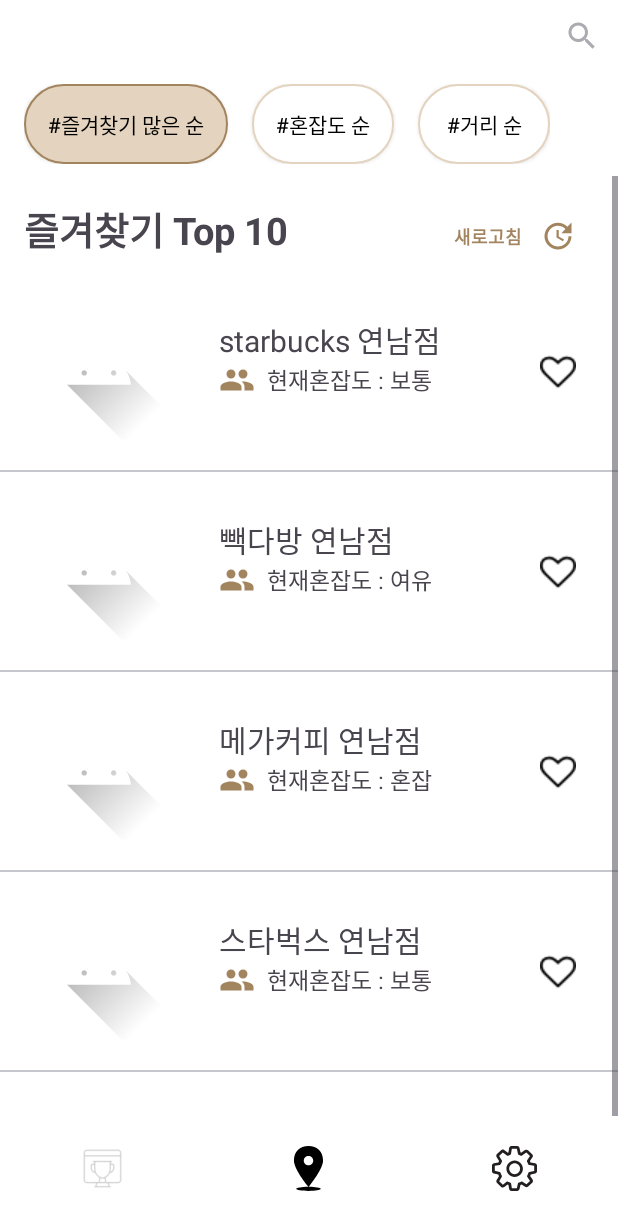
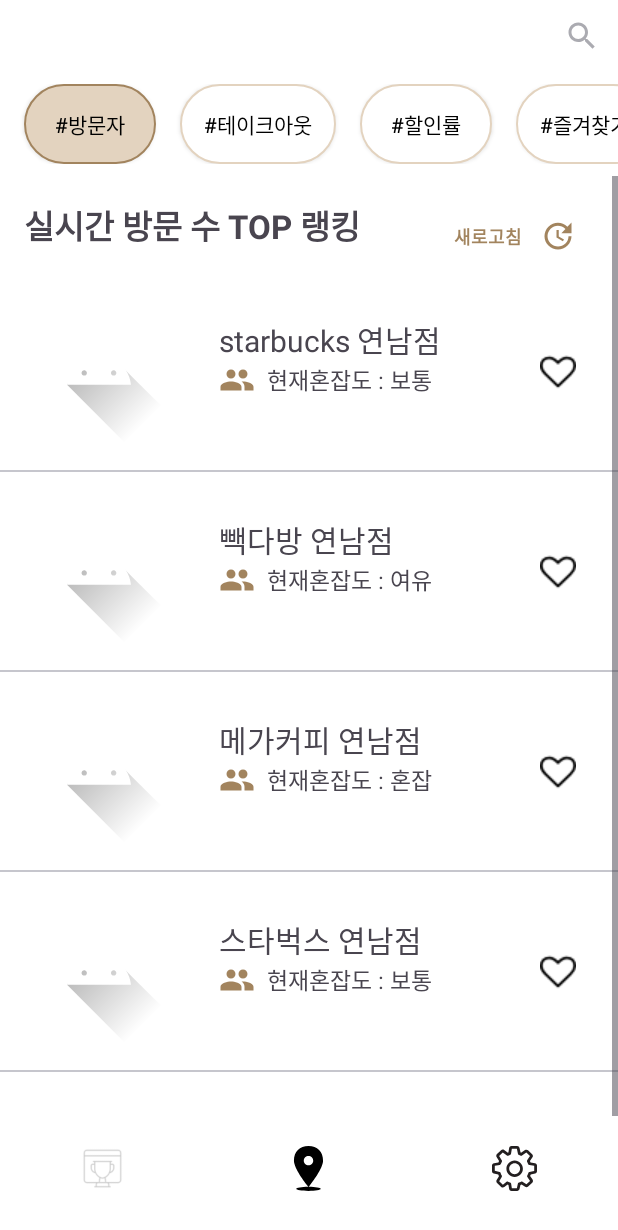
Before and after one commit to leeseoyoung0822/CalmCafeApp-Android, an Android app: the fragment RankFragment placed in its activity, on a phone screen of 412 x 824 dp. Shown: the top 1230 px of the screen. Run offline under Robolectric (Android 15) with nearby library versions, the phone set to English and light mode, and no system bars; libraries missing offline, so code that uses them is left out: com.naver.maps; 10 statements that could not run were skipped.

Commit message:
categoryUpdate

```diff
--- a/app/src/main/java/com/example/calmcafeapp/ui/RankFragment.kt
+++ b/app/src/main/java/com/example/calmcafeapp/ui/RankFragment.kt
@@ -42,24 +42,30 @@ class RankFragment : Fragment() {
         loadData1()
 
         setButtonSelected(binding.btn1)
-        binding.categoryTitle.text = "즐겨찾기 Top 10" // 초기 텍스트 설정
+        binding.categoryTitle.text = "실시간 방문 수 TOP 랭킹" // 초기 텍스트 설정
 
 
         binding.btn1.setOnClickListener{
             loadData1()
             setButtonSelected(binding.btn1)
-            binding.categoryTitle.text = "즐겨찾기 Top 10" // 초기 텍스트 설정  버튼1을 선택 상태로
+            binding.categoryTitle.text = "실시간 방문 수 TOP 랭킹" // 초기 텍스트 설정  버튼1을 선택 상태로
         }
         binding.btn2.setOnClickListener {
             loadData2() // 버튼2 클릭 시 데이터 변경
             setButtonSelected(binding.btn2) // 버튼2을 선택 상태로
-            binding.categoryTitle.text = "혼잡도 순 Top 10"
+            binding.categoryTitle.text = "실시간 테이크아웃 TOP 랭킹"
         }
 
         binding.btn3.setOnClickListener {
             loadData3() // 버튼3 클릭 시 데이터 변경
             setButtonSelected(binding.btn3) // 버튼3을 선택 상태로
-            binding.categoryTitle.text = "거리 순 Top 10"
+            binding.categoryTitle.text = "실시간 할인률 TOP 랭킹"
+        }
+
+        binding.btn4.setOnClickListener {
+            loadData3() // 버튼3 클릭 시 데이터 변경
+            setButtonSelected(binding.btn4) // 버튼3을 선택 상태로
+            binding.categoryTitle.text = "실시간 즐겨찾기 TOP 랭킹"
 
         }
 
@@ -87,6 +93,8 @@ class RankFragment : Fragment() {
         binding.btn1.isSelected = false
         binding.btn2.isSelected = false
         binding.btn3.isSelected = false
+        binding.btn4.isSelected = false
+
         // 선택된 버튼만 선택 상태로 설정
         selectedButton.isSelected = true
     }
--- a/app/src/main/res/layout/fragment_rank.xml
+++ b/app/src/main/res/layout/fragment_rank.xml
@@ -31,14 +31,13 @@
         app:layout_constraintTop_toBottomOf="@id/top_bar"
         app:layout_constraintStart_toStartOf="parent"
         app:layout_constraintEnd_toEndOf="parent"
-        android:layout_width="match_parent"
+        android:layout_width="wrap_content"
         android:layout_height="wrap_content"
         android:scrollbars="none">
 
         <androidx.constraintlayout.widget.ConstraintLayout
             android:layout_width="wrap_content"
-            android:layout_height="wrap_content"
-            android:layout_marginStart="16dp"
+            android:layout_height="match_parent"
             android:layout_marginTop="8dp"
             android:layout_marginBottom="8dp">
 
@@ -46,13 +45,14 @@
                 android:id="@+id/btn1"
                 android:layout_width="wrap_content"
                 android:layout_height="wrap_content"
-                android:text="#즐겨찾기 많은 순"
+                android:text="#방문자"
                 android:textColor="@color/black"
                 app:layout_constraintStart_toStartOf="parent"
                 app:layout_constraintTop_toTopOf="parent"
                 app:layout_constraintBottom_toBottomOf="parent"
                 android:background="@drawable/button"
                 android:padding="16dp"
+                android:layout_marginStart="16dp"
 
                 />
 
@@ -60,7 +60,7 @@
                 android:id="@+id/btn2"
                 android:layout_width="wrap_content"
                 android:layout_height="wrap_content"
-                android:text="#혼잡도 순"
+                android:text="#테이크아웃"
                 android:textColor="@color/black"
                 android:layout_marginStart="16dp"
                 android:layout_marginEnd="16dp"
@@ -74,12 +74,27 @@
                 android:id="@+id/btn3"
                 android:layout_width="wrap_content"
                 android:layout_height="wrap_content"
-                android:text="#거리 순"
+                android:text="#할인률"
                 android:textColor="@color/black"
                 android:layout_marginStart="16dp"
                 app:layout_constraintStart_toEndOf="@id/btn2"
-                app:layout_constraintTop_toTopOf="@id/btn1"
-                app:layout_constraintBottom_toBottomOf="@id/btn1"
+                app:layout_constraintTop_toTopOf="@id/btn2"
+                app:layout_constraintBottom_toBottomOf="@id/btn2"
+                android:background="@drawable/button"
+                android:padding="16dp"/>
+
+            <androidx.appcompat.widget.AppCompatButton
+                android:id="@+id/btn4"
+                android:layout_width="wrap_content"
+                android:layout_height="wrap_content"
+                android:text="#즐겨찾기"
+                android:textColor="@color/black"
+                android:layout_marginStart="16dp"
+                android:layout_marginEnd="16dp"
+                app:layout_constraintEnd_toEndOf="parent"
+                app:layout_constraintStart_toEndOf="@id/btn3"
+                app:layout_constraintTop_toTopOf="@id/btn3"
+                app:layout_constraintBottom_toBottomOf="@id/btn3"
                 android:background="@drawable/button"
                 android:padding="16dp"/>
 
@@ -104,7 +119,7 @@
                 android:layout_height="wrap_content"
                 android:text=""
                 android:textStyle="bold"
-                android:textSize="25sp"
+                android:textSize="22sp"
                 android:layout_margin="16dp"
                 app:layout_constraintStart_toStartOf="parent"
                 app:layout_constraintTop_toTopOf="parent"
```
